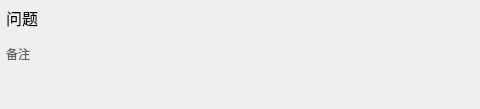
This is src/widgets/subjectwidget.ui in fengersoft/myreflection as Qt 5 draws it before an edit; both pictures show x 0 to 480 and y 0 to 109 of the 762 by 109 pixel window. The edited form follows.
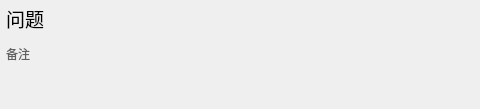
This is the edited form. Icons and pictures are not drawn.

Diff of the .ui file:
```diff
--- a/src/widgets/subjectwidget.ui
+++ b/src/widgets/subjectwidget.ui
@@ -47,7 +47,10 @@
        </property>
        <property name="font">
         <font>
-         <pointsize>12</pointsize>
+         <family>微软雅黑</family>
+         <pointsize>14</pointsize>
+         <weight>50</weight>
+         <bold>false</bold>
         </font>
        </property>
        <property name="text">
```
